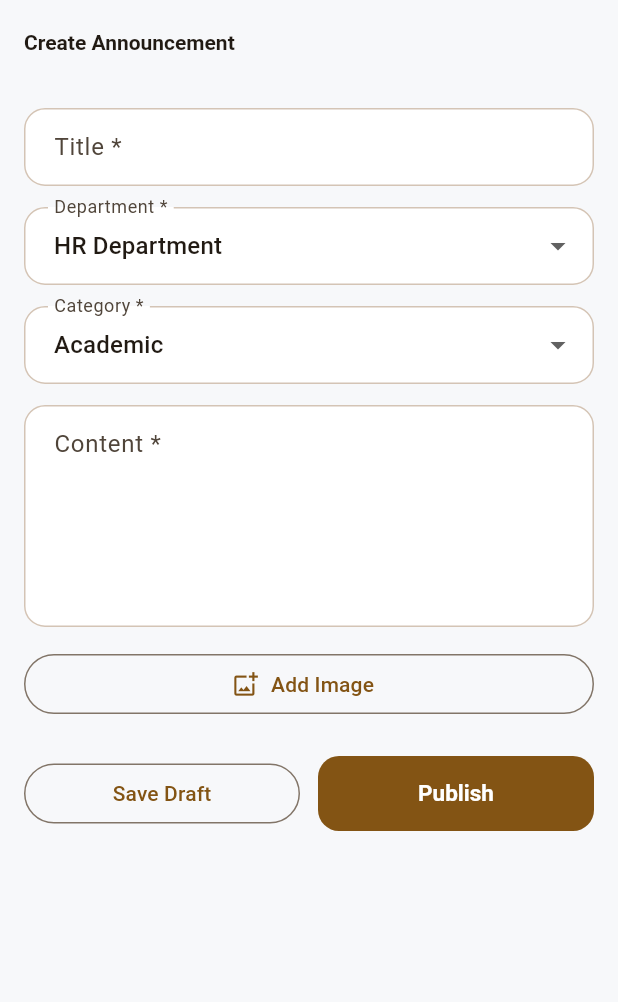
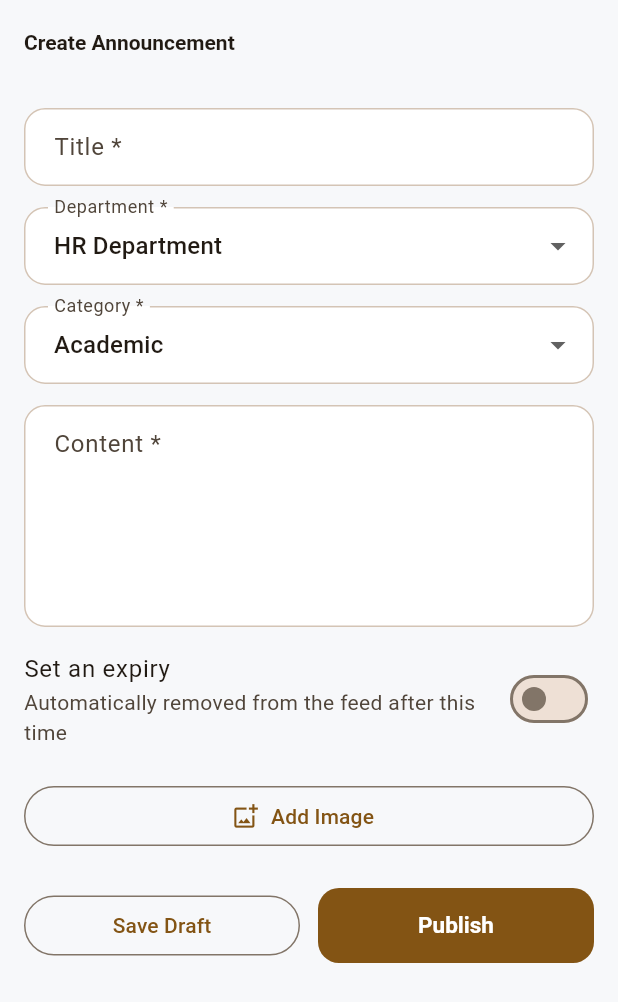
Before and after one commit to 2112Matovu/MySUN, a Flutter app: the CreateAnnouncementScreen screen opened by its route, on a phone screen of 412 x 824 dp. Shown: the top 1002 px of the screen. Run offline on Flutter 3.47's test engine with Material 3 defaults, Android fonts, the phone set to English and light mode, and no system bars; our stand-ins replace dio, flutter_riverpod, go_router, google_sign_in, shared_preferences; accounts and stored records are empty.

Commit message:
Announcements can now expire; events go out at end time, not start time
- Announcements: publishers can set an optional expiry date/time when
  creating one (defaults to end-of-day if only a date is picked). Once
  passed, it's automatically hidden from the feed (Announcement.isExpired,
  filtered in both list() implementations) but stays reachable directly
  (bookmarks, search) same as how past events already behaved.
- Events: fixed Event.isPast to check endDateTime (falling back to the
  start time when none is set) instead of the start time alone — an
  event now stays visible for its whole duration and only drops off the
  list once it's actually over.
- Backend bug fix: AnnouncementCreate/EventCreate/AccommodationCreate/
  TransportProviderCreate payloads used model_dump() without mode="json",
  so any datetime field (expires_at, date_time, end_date_time) crashed
  the insert with "Object of type datetime is not JSON serializable" —
  this was hit for the first time by this feature since no UI had ever
  sent expires_at before. Fixed by dumping in JSON mode everywhere a
  Create schema is turned into an insert payload.

Co-Authored-By: Claude Sonnet 5 <noreply@anthropic.com>
Claude-Session: https://claude.ai/code/session_01By9cKUYE8uyx8cK1i7U8a8

```diff
--- a/student_app/lib/data/models/announcement.dart
+++ b/student_app/lib/data/models/announcement.dart
@@ -52,5 +52,9 @@ class Announcement {
         'expires_at': expiresAt?.toIso8601String(),
       };
 
+  /// True once [expiresAt] has passed — this is what drops it out of the
+  /// feed. `null` means it never expires.
+  bool get isExpired => expiresAt != null && expiresAt!.isBefore(DateTime.now());
+
   String get bookmarkKey => 'announcement:$id';
 }
--- a/student_app/lib/data/models/event.dart
+++ b/student_app/lib/data/models/event.dart
@@ -60,7 +60,11 @@ class Event {
         'is_featured': isFeatured,
       };
 
-  bool get isPast => dateTime.isBefore(DateTime.now());
+  /// True once the event's end time has passed (or its start time, for
+  /// events with no end time set) — this is what drops it out of the
+  /// Events list, not the start time alone, so it stays visible for its
+  /// whole duration.
+  bool get isPast => (endDateTime ?? dateTime).isBefore(DateTime.now());
   bool get isToday {
     final now = DateTime.now();
     return dateTime.year == now.year &&
--- a/student_app/lib/features/publishing/create_announcement_screen.dart
+++ b/student_app/lib/features/publishing/create_announcement_screen.dart
@@ -45,16 +45,62 @@ class _CreateAnnouncementScreenState
       _form?['department'] as String? ?? _departments.first;
   late String _category = _form?['category'] as String? ??
       announcementCategories.firstWhere((c) => c != 'All');
+  late bool _hasExpiry = _form?['expiryDate'] != null;
+  late DateTime? _expiryDate = _form?['expiryDate'] == null
+      ? null
+      : DateTime.parse(_form!['expiryDate'] as String);
+  late TimeOfDay? _expiryTime = _form?['expiryHour'] == null
+      ? null
+      : TimeOfDay(
+          hour: _form!['expiryHour'] as int,
+          minute: _form!['expiryMinute'] as int);
   bool _saving = false;
 
   Map<String, dynamic>? get _form => widget.draft?.formData;
+
+  /// Defaults to end-of-day when a date is picked but no specific time is.
+  DateTime? get _expiresAt {
+    if (!_hasExpiry || _expiryDate == null) return null;
+    final t = _expiryTime ?? const TimeOfDay(hour: 23, minute: 59);
+    return DateTime(_expiryDate!.year, _expiryDate!.month, _expiryDate!.day,
+        t.hour, t.minute);
+  }
 
   Map<String, dynamic> _buildFormData() => {
         'title': _title.text,
         'content': _content.text,
         'department': _department,
         'category': _category,
+        'expiryDate': _hasExpiry ? _expiryDate?.toIso8601String() : null,
+        'expiryHour': _hasExpiry ? _expiryTime?.hour : null,
+        'expiryMinute': _hasExpiry ? _expiryTime?.minute : null,
       };
+
+  Future<void> _pickExpiryDate() async {
+    final now = DateTime.now();
+    final picked = await showDatePicker(
+      context: context,
+      initialDate: _expiryDate ?? now,
+      firstDate: now,
+      lastDate: now.add(const Duration(days: 365)),
+    );
+    if (picked != null) setState(() => _expiryDate = picked);
+  }
+
+  Future<void> _pickExpiryTime() async {
+    final picked = await showTimePicker(
+      context: context,
+      initialTime: _expiryTime ?? const TimeOfDay(hour: 23, minute: 59),
+    );
+    if (picked != null) setState(() => _expiryTime = picked);
+  }
+
+  String _fmtExpiryDate() => _expiryDate == null
+      ? 'Select date'
+      : '${_expiryDate!.day}/${_expiryDate!.month}/${_expiryDate!.year}';
+
+  String _fmtExpiryTime() =>
+      _expiryTime == null ? 'End of day' : _expiryTime!.format(context);
 
   @override
   void dispose() {
@@ -65,6 +111,12 @@ class _CreateAnnouncementScreenState
 
   Future<void> _save({required bool submit}) async {
     if (!_formKey.currentState!.validate()) return;
+    if (submit && _hasExpiry && _expiryDate == null) {
+      ScaffoldMessenger.of(context).showSnackBar(
+        const SnackBar(content: Text('Pick an expiry date, or turn expiry off')),
+      );
+      return;
+    }
     setState(() => _saving = true);
     final publisherRepo = ref.read(publisherRepositoryProvider);
     try {
@@ -78,6 +130,7 @@ class _CreateAnnouncementScreenState
                 category: _category,
                 publisherName: user.faculty ?? _department,
                 publishedAt: DateTime.now(),
+                expiresAt: _expiresAt,
               ),
             );
         await publisherRepo.publish(
@@ -159,6 +212,43 @@ class _CreateAnnouncementScreenState
                 validator: (v) =>
                     (v == null || v.trim().isEmpty) ? 'Required' : null,
               ),
+              const SizedBox(height: 8),
+              SwitchListTile(
+                contentPadding: EdgeInsets.zero,
+                title: const Text('Set an expiry'),
+                subtitle: const Text(
+                    'Automatically removed from the feed after this time'),
+                value: _hasExpiry,
+                onChanged: (v) => setState(() {
+                  _hasExpiry = v;
+                  if (!v) {
+                    _expiryDate = null;
+                    _expiryTime = null;
+                  }
+                }),
+              ),
+              if (_hasExpiry) ...[
+                const SizedBox(height: 6),
+                Row(
+                  children: [
+                    Expanded(
+                      child: OutlinedButton.icon(
+                        onPressed: _pickExpiryDate,
+                        icon: const Icon(Icons.event_busy_outlined),
+                        label: Text('Expires: ${_fmtExpiryDate()}'),
+                      ),
+                    ),
+                    const SizedBox(width: 10),
+                    Expanded(
+                      child: OutlinedButton.icon(
+                        onPressed: _pickExpiryTime,
+                        icon: const Icon(Icons.schedule_outlined),
+                        label: Text(_fmtExpiryTime()),
+                      ),
+                    ),
+                  ],
+                ),
+              ],
               const SizedBox(height: 14),
               OutlinedButton.icon(
                 onPressed: () => ScaffoldMessenger.of(context).showSnackBar(
```
Also changed, not shown: student_app/lib/data/repositories/announcement_repository.dart (+24 -15 lines), 4 other files.
